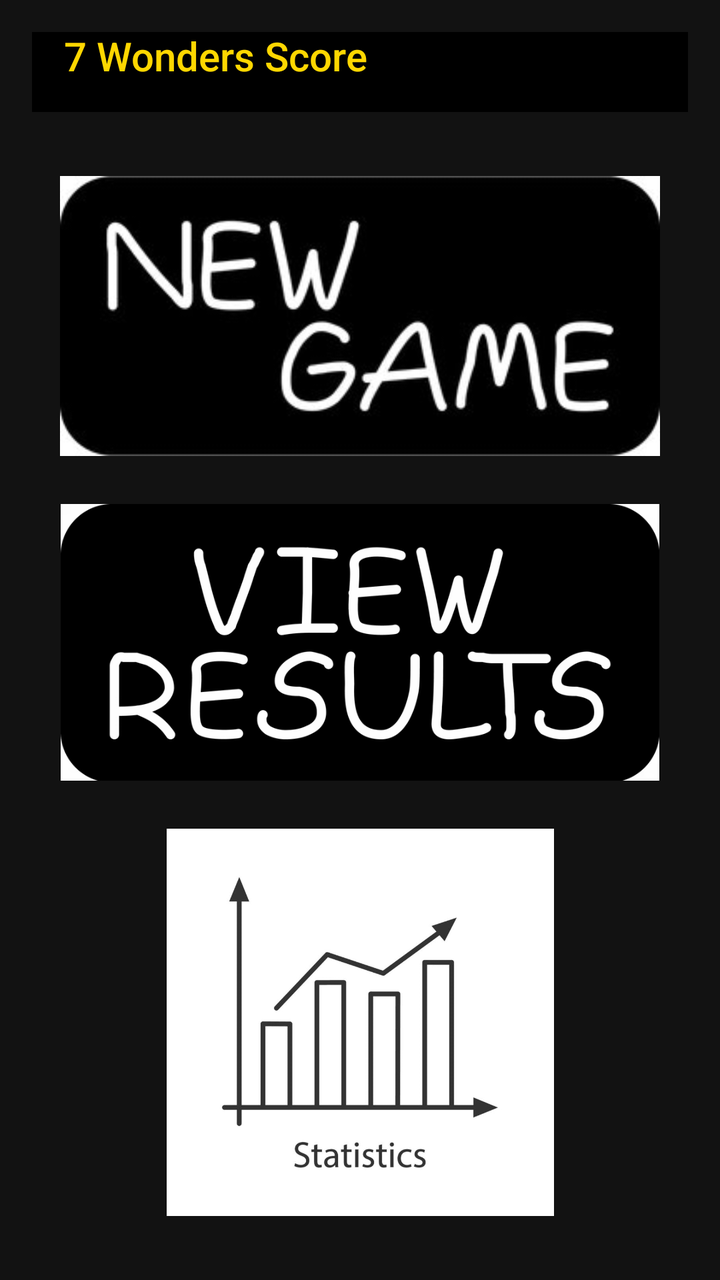
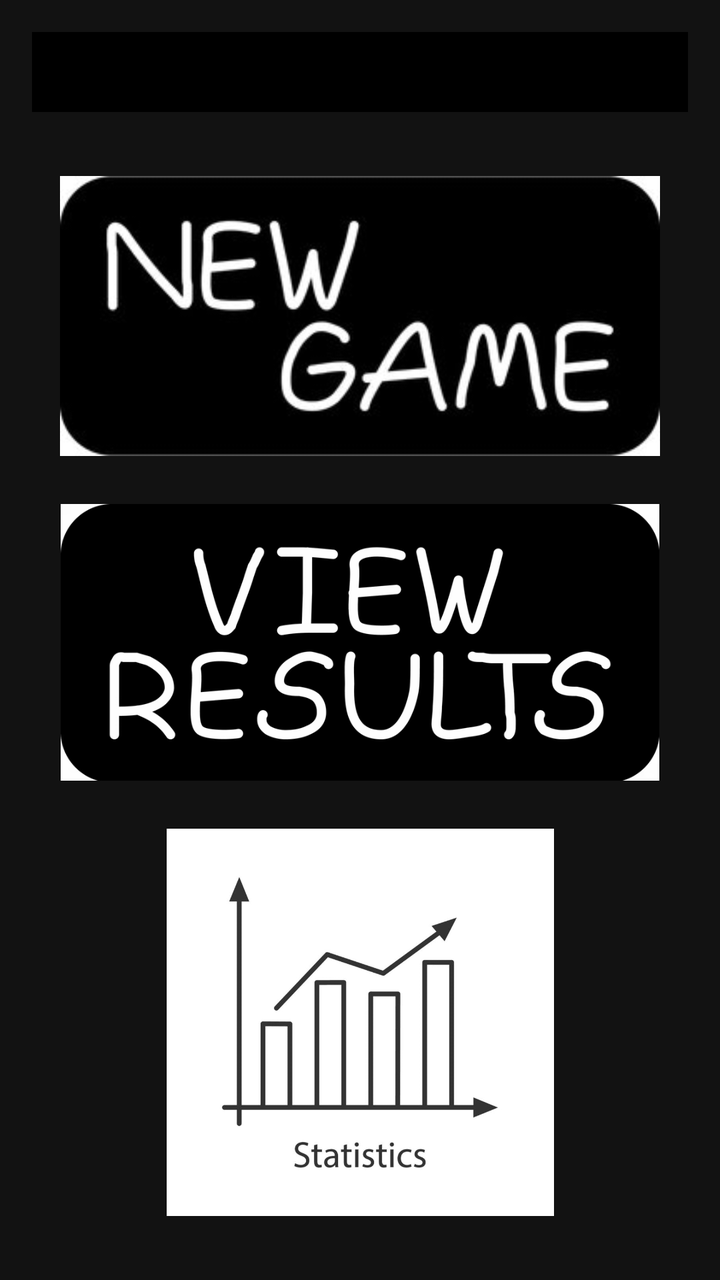

Before-and-after screenshots of an Android layout around one commit, followed by the original layout XML and the change that was made.
<!-- AndroidManifest.xml: application theme Theme.SevenWondersScore -->
<!-- res/layout/activity_game_menu.xml -->
<?xml version="1.0" encoding="utf-8"?>
<LinearLayout xmlns:android="http://schemas.android.com/apk/res/android"
    xmlns:app="http://schemas.android.com/apk/res-auto"
    android:orientation="vertical"
    android:gravity="center"
    android:layout_width="match_parent"
    android:layout_height="match_parent"
    android:padding="16dp"
    android:background="#121212">

    <androidx.appcompat.widget.Toolbar
        android:id="@+id/toolbar"
        android:layout_width="match_parent"
        android:layout_height="wrap_content"
        android:background="#000000"
        android:minHeight="?attr/actionBarSize"
        app:title="7 Wonders Score"
        app:titleTextColor="#FFD700" />

    <Space
        android:layout_width="match_parent"
        android:layout_height="32dp"/>

    
    <ImageButton
        android:id="@+id/btnNewGame"
        android:layout_width="300dp"
        android:layout_height="wrap_content"
        android:adjustViewBounds="true"
        android:background="@android:color/transparent"
        android:clickable="true"
        android:contentDescription="New Game"
        android:focusable="true"
        android:padding="0dp"
        android:scaleType="fitCenter"
        android:src="@drawable/ic_new_game" />

    <Space
        android:layout_width="match_parent"
        android:layout_height="24dp" />

    
    <ImageButton
        android:id="@+id/btnResults"
        android:layout_width="300dp"
        android:layout_height="wrap_content"
        android:adjustViewBounds="true"
        android:background="@android:color/transparent"
        android:clickable="true"
        android:contentDescription="Results"
        android:focusable="true"
        android:padding="0dp"
        android:scaleType="fitCenter"
        android:src="@drawable/ic_results" />

    <Space
        android:layout_width="match_parent"
        android:layout_height="24dp" />

    
    <ImageButton
        android:id="@+id/btnStatistics"
        android:layout_width="300dp"
        android:layout_height="wrap_content"
        android:adjustViewBounds="true"
        android:background="@android:color/transparent"
        android:clickable="true"
        android:contentDescription="Statistics"
        android:focusable="true"
        android:padding="0dp"
        android:scaleType="fitCenter"
        android:src="@drawable/ic_statistics" />

    <Space
        android:layout_width="match_parent"
        android:layout_height="32dp" />
</LinearLayout>
<!-- resources referenced by this layout -->
<resources>
  <!-- drawable ic_new_game: png bitmap (drawable, 27908 bytes) -->
  <!-- drawable ic_results: png bitmap (drawable, 77128 bytes) -->
  <!-- drawable ic_statistics: png bitmap (drawable, 25621 bytes) -->
  <style name="Theme.SevenWondersScore" parent="Theme.AppCompat.DayNight.NoActionBar">
          
          <item name="colorPrimary">#1E1E1E</item>
          <item name="colorPrimaryDark">#000000</item>
          <item name="colorAccent">#FFD700</item>
  
          
          <item name="android:windowBackground">@color/dark_background</item>
          <item name="android:colorBackground">@color/dark_background</item>
  
          
          <item name="android:textColor">@color/light_text</item>
          <item name="android:textColorPrimary">@color/light_text</item>
          <item name="android:textColorSecondary">@color/light_text_secondary</item>
  
          
          <item name="alertDialogTheme">@style/DarkAlertDialog</item>
      </style>
  <color name="dark_background">#121212</color>
  <color name="light_text">#FFFFFF</color>
  <color name="light_text_secondary">#B0B0B0</color>
  <style name="DarkAlertDialog" parent="Theme.AppCompat.Dialog.Alert">
          <item name="android:background">#2C2C2C</item>
          <item name="android:textColor">#FFFFFF</item>
          <item name="android:textColorPrimary">#FFFFFF</item>
          <item name="buttonBarNegativeButtonStyle">@style/DarkDialogButton</item>
          <item name="buttonBarPositiveButtonStyle">@style/DarkDialogButton</item>
      </style>
  <style name="DarkDialogButton" parent="Widget.AppCompat.Button.ButtonBar.AlertDialog">
          <item name="android:textColor">#FFD700</item>
      </style>
</resources>

<!-- the commit's change to res/layout/activity_game_menu.xml (unified diff, before → after) -->
@@ -14,7 +14,6 @@
         android:layout_height="wrap_content"
         android:background="#000000"
         android:minHeight="?attr/actionBarSize"
-        app:title="7 Wonders Score"
         app:titleTextColor="#FFD700" />
 
     <Space
